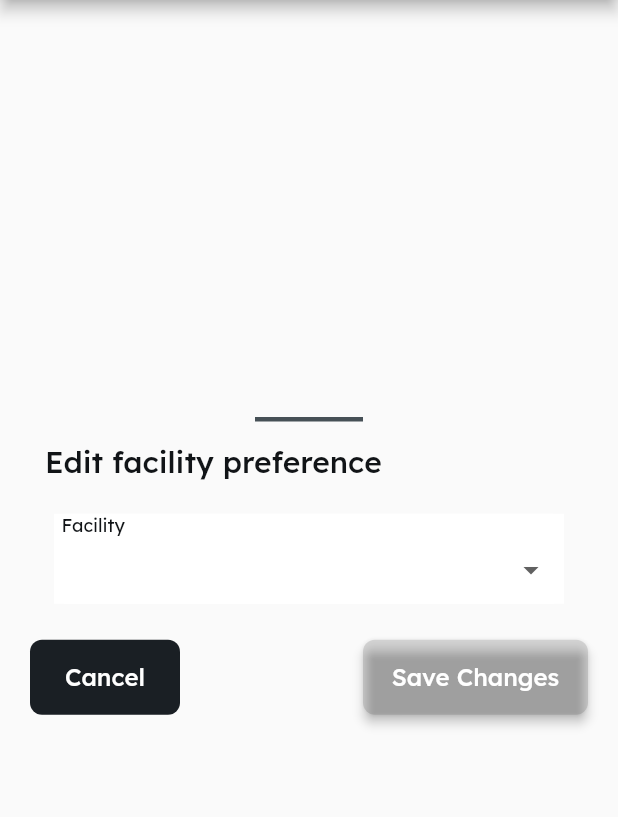
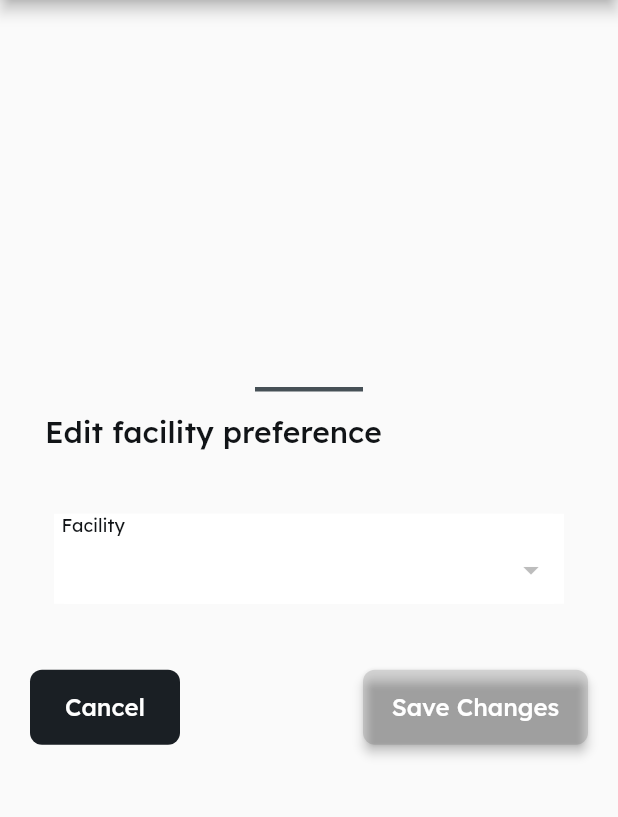
Before and after one commit to FHI360/DDD_MOBILE, a Flutter app: the PreferenceWidget screen opened by its route, on a phone screen of 412 x 824 dp, the part 84-901 px from its top. Run offline on Flutter 3.47's test engine with Material 2 defaults, Android fonts, the phone set to English and light mode, and no system bars; drawn by our look-alikes of auto_size_text, oktoast; our stand-ins replace csv, dio, easy_debounce, file_picker, floor, flutter_secure_storage and 14 more; missing offline and left inert: awesome_dio_interceptor, json_path, mime_type; accounts and stored records are empty; generated files the repository leaves out were written again.

Commit message:
- Finalize preference widget

```diff
--- a/lib/pages/preference/preference_model.dart
+++ b/lib/pages/preference/preference_model.dart
@@ -1,9 +1,11 @@
+import 'package:DDD/backend/floor/entities/entities.dart';
 import 'package:DDD/flutter_flow/flutter_flow_util.dart';
 import 'package:flutter/material.dart';
 
 class PreferenceModel extends FlutterFlowModel {
   final formKey = GlobalKey<FormState>();
   String? facilityValue;
+  List<Facility> facilities = [];
 
   @override
   void dispose() {
--- a/lib/pages/preference/preference_widget.dart
+++ b/lib/pages/preference/preference_widget.dart
@@ -3,6 +3,7 @@ import 'package:DDD/flutter_flow/flutter_flow_drop_down.dart';
 import 'package:DDD/flutter_flow/flutter_flow_model.dart';
 import 'package:DDD/flutter_flow/flutter_flow_theme.dart';
 import 'package:DDD/flutter_flow/flutter_flow_widgets.dart';
+import 'package:DDD/main.dart';
 import 'package:DDD/pages/drawer/drawer.widget.dart';
 import 'package:DDD/pages/preference/preference_model.dart';
 import 'package:flutter/material.dart';
@@ -20,11 +21,19 @@ class PreferenceWidget extends StatefulWidget {
 class _PreferenceWidgetState extends State<PreferenceWidget> {
   late PreferenceModel _model;
 
+  Future<void> initialize() async {
+    final _database = await database;
+    _model.facilities = await _database.facilityDao.findAll();
+    _model.facilities.sort((f1, f2) => f1.name.compareTo(f2.name));
+  }
+
   @override
   void initState() {
     super.initState();
     _model = createModel(context, () => PreferenceModel());
     _model.facilityValue = FFAppState().activationCode;
+
+    initialize();
   }
 
   @override
@@ -61,7 +70,7 @@ class _PreferenceWidgetState extends State<PreferenceWidget> {
                   ),
                   Padding(
                     padding:
-                        EdgeInsetsDirectional.fromSTEB(10.0, 8.0, 0.0, 10.0),
+                        EdgeInsetsDirectional.fromSTEB(10.0, 8.0, 0.0, 30.0),
                     child: Text(
                       'Edit facility preference',
                       style: FlutterFlowTheme.of(context).title3,
@@ -69,7 +78,7 @@ class _PreferenceWidgetState extends State<PreferenceWidget> {
                   ),
                   Padding(
                     padding:
-                        EdgeInsetsDirectional.fromSTEB(16.0, 12.0, 16.0, 0.0),
+                        EdgeInsetsDirectional.fromSTEB(16.0, 12.0, 16.0, 20.0),
                     child: Container(
                       width: double.infinity,
                       height: 60.0,
@@ -131,8 +140,12 @@ class _PreferenceWidgetState extends State<PreferenceWidget> {
                                             child: FlutterFlowDropDown<String>(
                                               initialOption:
                                                   _model.facilityValue ??= '',
-                                              options: ['FEMALE', 'MALE'],
-                                              optionLabels: ['Female', 'Male'],
+                                              options: _model.facilities
+                                                  .map((e) => e.code)
+                                                  .toList(),
+                                              optionLabels: _model.facilities
+                                                  .map((e) => e.name)
+                                                  .toList(),
                                               onChanged: (val) => setState(() {
                                                 if (val != null) {
                                                   _model.facilityValue = val;
```
